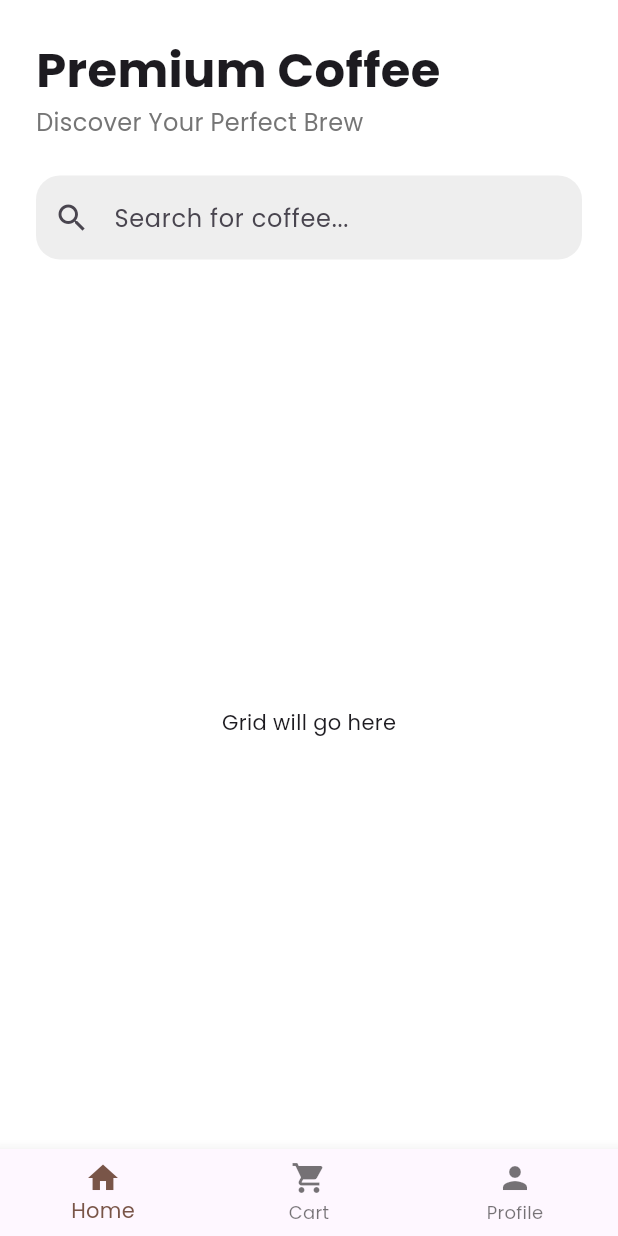
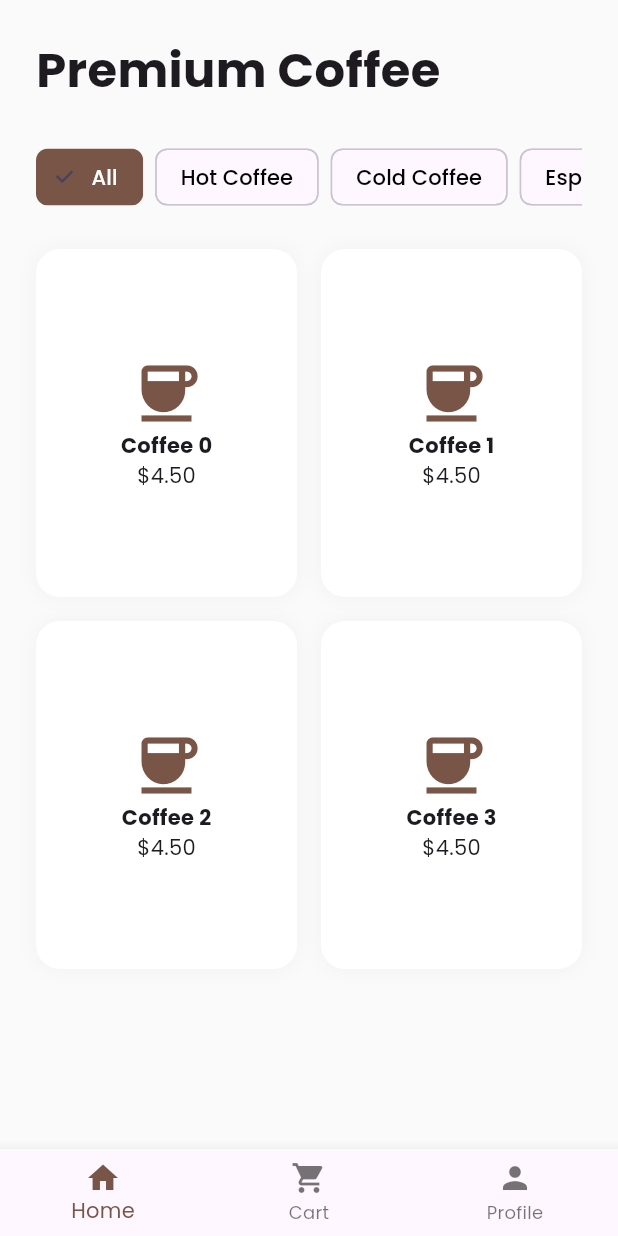
Before and after one commit to kmirzoyev5/MP_Final_project, a Flutter app: the HomeScreen screen opened directly, on a phone screen of 412 x 824 dp. Run offline on Flutter 3.47's test engine with Material 3 defaults, Android fonts, the phone set to English and light mode, and no system bars; our stand-ins replace google_fonts.

Commit message:
categories

```diff
--- a/lib/screens/home_screen.dart
+++ b/lib/screens/home_screen.dart
@@ -9,6 +9,8 @@ class HomeScreen extends StatefulWidget {
 
 class _HomeScreenState extends State<HomeScreen> {
   int _selectedIndex = 0;
+  String _selectedCategory = 'All';
+  final List<String> _categories = ['All', 'Hot Coffee', 'Cold Coffee', 'Espresso', 'Specialty'];
 
   void _onItemTapped(int index) {
     setState(() {
@@ -16,7 +18,6 @@ class _HomeScreenState extends State<HomeScreen> {
     });
   }
 
-  // New method to build the specific Home UI
   Widget _buildHomeContent() {
     return SafeArea(
       child: Column(
@@ -27,29 +28,61 @@ class _HomeScreenState extends State<HomeScreen> {
             child: Column(
               crossAxisAlignment: CrossAxisAlignment.start,
               children: [
-                const Text('Premium Coffee',
-                  style: TextStyle(fontSize: 32, fontWeight: FontWeight.bold)
-                ),
-                Text('Discover Your Perfect Brew',
-                  style: TextStyle(fontSize: 16, color: Colors.grey[600])
-                ),
+                const Text('Premium Coffee', style: TextStyle(fontSize: 32, fontWeight: FontWeight.bold)),
                 const SizedBox(height: 24),
-                TextField(
-                  decoration: InputDecoration(
-                    hintText: 'Search for coffee...',
-                    prefixIcon: const Icon(Icons.search),
-                    border: OutlineInputBorder(
-                      borderRadius: BorderRadius.circular(16),
-                      borderSide: BorderSide.none,
-                    ),
-                    filled: true,
-                    fillColor: Colors.grey[200],
+                // Categories
+                SingleChildScrollView(
+                  scrollDirection: Axis.horizontal,
+                  child: Row(
+                    children: _categories.map((category) {
+                      return Padding(
+                        padding: const EdgeInsets.only(right: 8.0),
+                        child: ChoiceChip(
+                          label: Text(category),
+                          selected: _selectedCategory == category,
+                          onSelected: (selected) {
+                            setState(() { _selectedCategory = category; });
+                          },
+                          selectedColor: Colors.brown,
+                          labelStyle: TextStyle(color: _selectedCategory == category ? Colors.white : Colors.black),
+                        ),
+                      );
+                    }).toList(),
                   ),
                 ),
               ],
             ),
           ),
-          const Expanded(child: Center(child: Text("Grid will go here"))),
+          // Product Grid
+          Expanded(
+            child: GridView.builder(
+              padding: const EdgeInsets.symmetric(horizontal: 24),
+              gridDelegate: const SliverGridDelegateWithFixedCrossAxisCount(
+                crossAxisCount: 2,
+                childAspectRatio: 0.75,
+                crossAxisSpacing: 16,
+                mainAxisSpacing: 16,
+              ),
+              itemCount: 4,
+              itemBuilder: (context, index) {
+                return Container(
+                  decoration: BoxDecoration(
+                    color: Colors.white,
+                    borderRadius: BorderRadius.circular(16),
+                    boxShadow: [BoxShadow(color: Colors.grey.withOpacity(0.1), blurRadius: 10)],
+                  ),
+                  child: Column(
+                    mainAxisAlignment: MainAxisAlignment.center,
+                    children: [
+                      const Icon(Icons.coffee, size: 50, color: Colors.brown),
+                      Text("Coffee $index", style: const TextStyle(fontWeight: FontWeight.bold)),
+                      const Text("\$4.50"),
+                    ],
+                  ),
+                );
+              },
+            ),
+          ),
         ],
       ),
     );
@@ -58,12 +91,13 @@ class _HomeScreenState extends State<HomeScreen> {
   @override
   Widget build(BuildContext context) {
     final List<Widget> pages = [
-      _buildHomeContent(), // Use the new UI here
+      _buildHomeContent(),
       const Center(child: Text("Cart Page")),
       const Center(child: Text("Profile Page")),
     ];
 
     return Scaffold(
+      backgroundColor: Colors.grey[50],
       body: pages[_selectedIndex],
       bottomNavigationBar: BottomNavigationBar(
         currentIndex: _selectedIndex,
```
